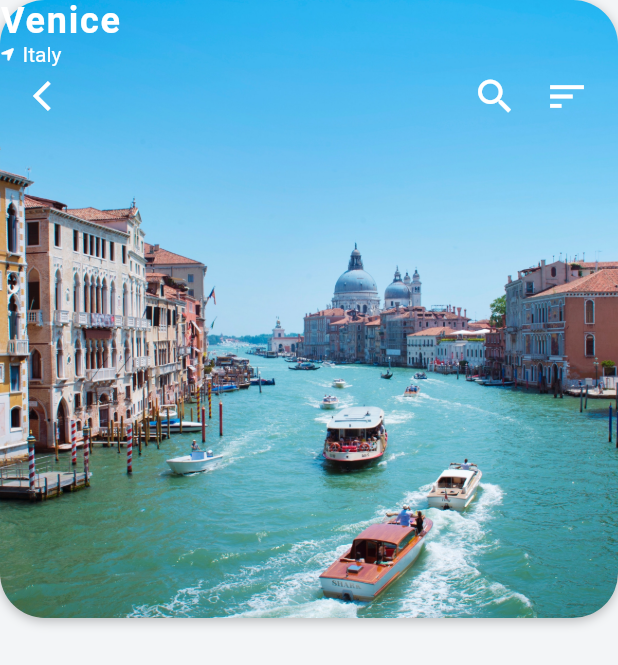
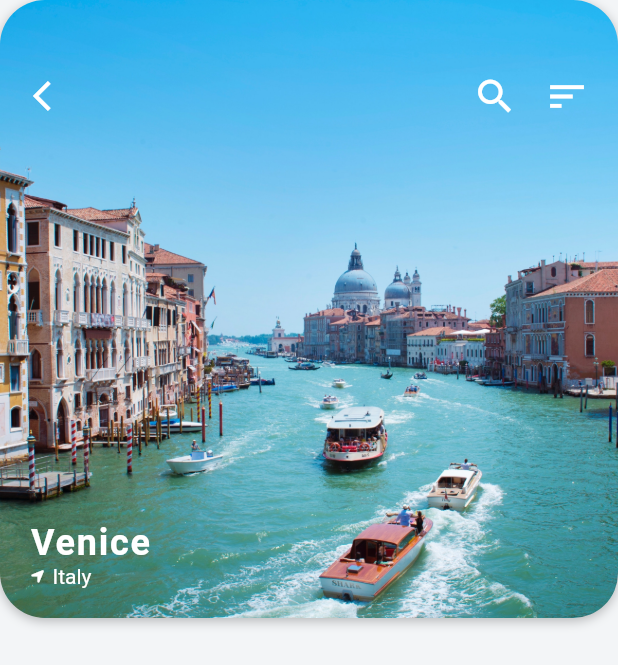
Before and after one commit to Tosin8/hooliday, a Flutter app: the screen it shows after launch, after a tap on an icon or button, on a phone screen of 412 x 824 dp. Shown: the top 665 px of the screen. Run offline on Flutter 3.47's test engine with Material 2 defaults, Android fonts, the light colour scheme and no system bars; our stand-ins replace font_awesome_flutter.

Commit message:
Update destination_screen.dart

```diff
--- a/lib/extensions/destination_screen.dart
+++ b/lib/extensions/destination_screen.dart
@@ -63,7 +63,10 @@ class _DestinationScreenState extends State<DestinationScreen> {
                 ],
               ),
             ),
-            Column(
+            Positioned(
+              left: 20.0,
+              bottom: 20.0,
+              child: Column(
                 crossAxisAlignment: CrossAxisAlignment.start,
                 children: [
                   Text(
@@ -87,6 +90,7 @@ class _DestinationScreenState extends State<DestinationScreen> {
                   ),
                 ],
               ),
+            ),
           ],
         )
       ],
```
Lines whose indentation alone changed are shown as unchanged.
